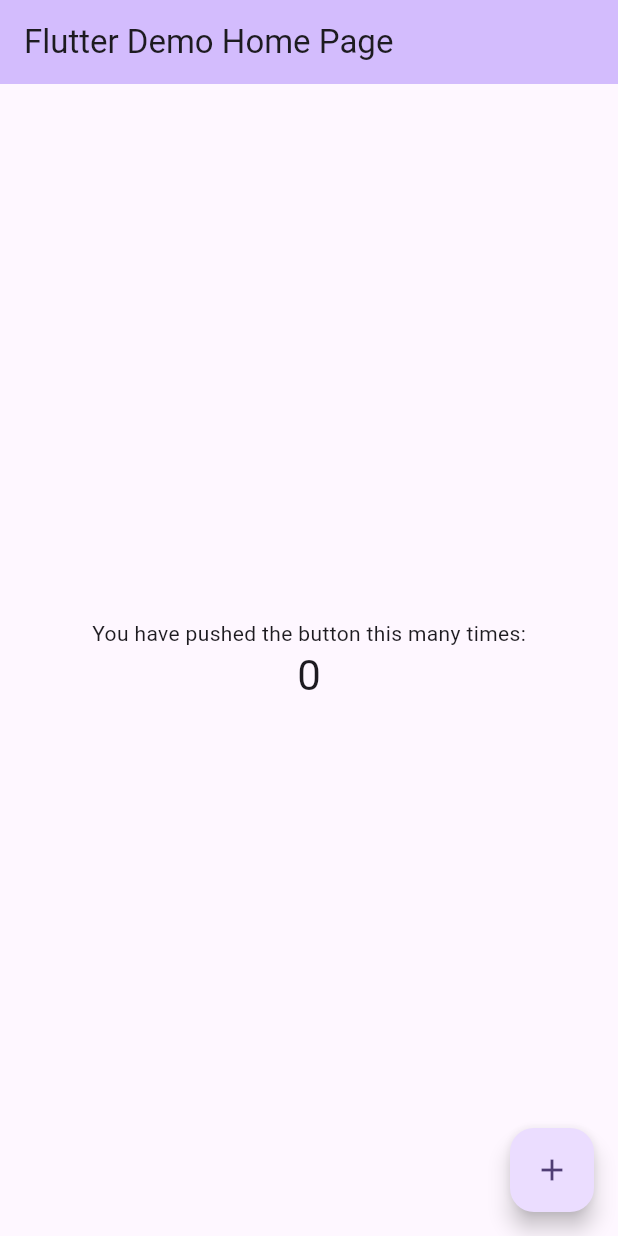
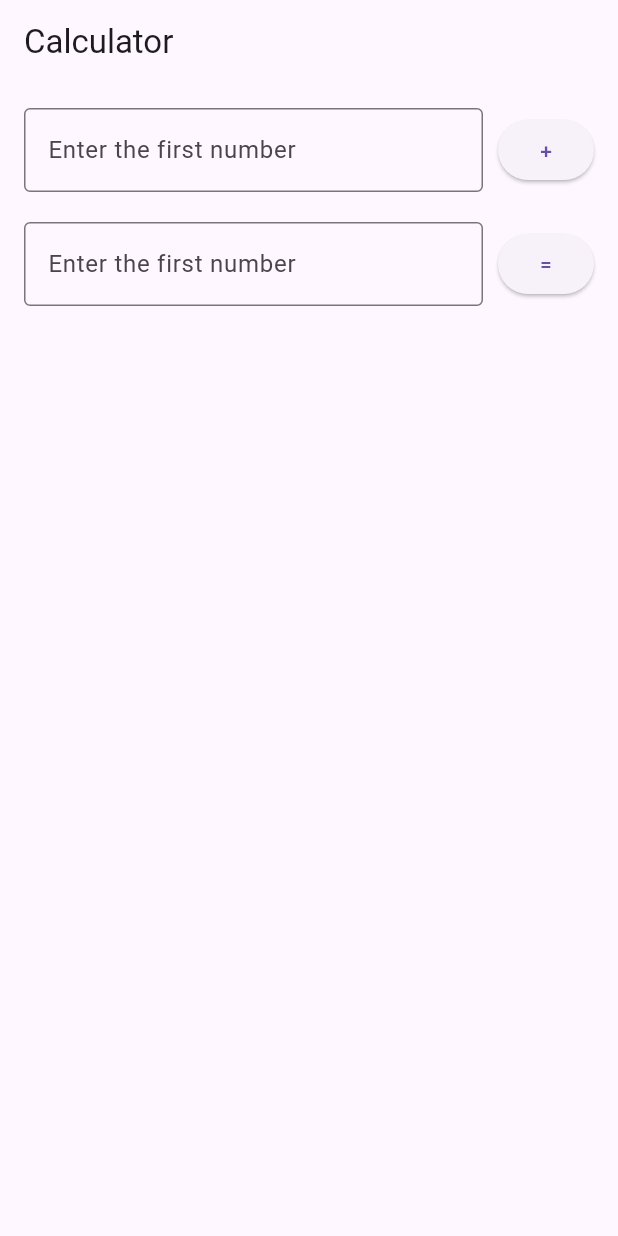
Before and after one commit to KALU56/friday_code_night, a Flutter app: the screen it shows after launch, on a phone screen of 412 x 824 dp. Run offline on Flutter 3.47's test engine with Material 3 defaults, Android fonts, the phone set to English and light mode, and no system bars.

Commit message:
feat:ui layout for calculater that in row

```diff
--- a/calculater/lib/main.dart
+++ b/calculater/lib/main.dart
@@ -1,122 +1,85 @@
 import 'package:flutter/material.dart';
 
 void main() {
-  runApp(const MyApp());
+  runApp(const Calculater());
 }
 
-class MyApp extends StatelessWidget {
-  const MyApp({super.key});
+class Calculater extends StatelessWidget {
+  const Calculater({super.key});
 
-  // This widget is the root of your application.
   @override
   Widget build(BuildContext context) {
-    return MaterialApp(
-      title: 'Flutter Demo',
-      theme: ThemeData(
-        // This is the theme of your application.
-        //
-        // TRY THIS: Try running your application with "flutter run". You'll see
-        // the application has a purple toolbar. Then, without quitting the app,
-        // try changing the seedColor in the colorScheme below to Colors.green
-        // and then invoke "hot reload" (save your changes or press the "hot
-        // reload" button in a Flutter-supported IDE, or press "r" if you used
-        // the command line to start the app).
-        //
-        // Notice that the counter didn't reset back to zero; the application
-        // state is not lost during the reload. To reset the state, use hot
-        // restart instead.
-        //
-        // This works for code too, not just values: Most code changes can be
-        // tested with just a hot reload.
-        colorScheme: ColorScheme.fromSeed(seedColor: Colors.deepPurple),
-      ),
-      home: const MyHomePage(title: 'Flutter Demo Home Page'),
-    );
+    return MaterialApp(title: 'Calculator', home: CalculaterUi());
   }
 }
 
-class MyHomePage extends StatefulWidget {
-  const MyHomePage({super.key, required this.title});
-
-  // This widget is the home page of your application. It is stateful, meaning
-  // that it has a State object (defined below) that contains fields that affect
-  // how it looks.
-
-  // This class is the configuration for the state. It holds the values (in this
-  // case the title) provided by the parent (in this case the App widget) and
-  // used by the build method of the State. Fields in a Widget subclass are
-  // always marked "final".
-
-  final String title;
-
-  @override
-  State<MyHomePage> createState() => _MyHomePageState();
-}
-
-class _MyHomePageState extends State<MyHomePage> {
-  int _counter = 0;
-
-  void _incrementCounter() {
-    setState(() {
-      // This call to setState tells the Flutter framework that something has
-      // changed in this State, which causes it to rerun the build method below
-      // so that the display can reflect the updated values. If we changed
-      // _counter without calling setState(), then the build method would not be
-      // called again, and so nothing would appear to happen.
-      _counter++;
-    });
-  }
+class CalculaterUi extends StatelessWidget {
+  const CalculaterUi({super.key});
 
   @override
   Widget build(BuildContext context) {
-    // This method is rerun every time setState is called, for instance as done
-    // by the _incrementCounter method above.
-    //
-    // The Flutter framework has been optimized to make rerunning build methods
-    // fast, so that you can just rebuild anything that needs updating rather
-    // than having to individually change instances of widgets.
     return Scaffold(
-      appBar: AppBar(
-        // TRY THIS: Try changing the color here to a specific color (to
-        // Colors.amber, perhaps?) and trigger a hot reload to see the AppBar
-        // change color while the other colors stay the same.
-        backgroundColor: Theme.of(context).colorScheme.inversePrimary,
-        // Here we take the value from the MyHomePage object that was created by
-        // the App.build method, and use it to set our appbar title.
-        title: Text(widget.title),
-      ),
-      body: Center(
-        // Center is a layout widget. It takes a single child and positions it
-        // in the middle of the parent.
-        child: Column(
-          // Column is also a layout widget. It takes a list of children and
-          // arranges them vertically. By default, it sizes itself to fit its
-          // children horizontally, and tries to be as tall as its parent.
-          //
-          // Column has various properties to control how it sizes itself and
-          // how it positions its children. Here we use mainAxisAlignment to
-          // center the children vertically; the main axis here is the vertical
-          // axis because Columns are vertical (the cross axis would be
-          // horizontal).
-          //
-          // TRY THIS: Invoke "debug painting" (choose the "Toggle Debug Paint"
-          // action in the IDE, or press "p" in the console), to see the
-          // wireframe for each widget.
-          mainAxisAlignment: MainAxisAlignment.center,
-          children: <Widget>[
-            const Text('You have pushed the button this many times:'),
-            Text(
-              '$_counter',
-              style: Theme.of(context).textTheme.headlineMedium,
+      appBar: AppBar(title: const Text('Calculator'))
+        , body: Padding(
+          padding: const EdgeInsets.all(16.0),
+          child: Column(
+          children:[
+            Row(
+              children:[
+                Expanded(
+            child:
+
+
+               TextField(
+            decoration: InputDecoration(
+              border: OutlineInputBorder(),
+              labelText: 'Enter the first number ',
             ),
-          ],
+               ),
+
+           ),
+           SizedBox(width: 10),
+            ElevatedButton(
+              onPressed: () {},
+              child: const Text('+'),
+            ),
+
+            ],
+
+
+            ),
+            const SizedBox(height: 20),
+
+             Row(
+              children:[
+                Expanded(
+            child:
+
+
+               TextField(
+            decoration: InputDecoration(
+              border: OutlineInputBorder(),
+              labelText: 'Enter the first number ',
+            ),
+               ),
+
+           ),
+           SizedBox(width: 10),
+            ElevatedButton(
+              onPressed: () {},
+              child: const Text('='),
+            ),
+
+            ],
+
+
+            ),
+
+
+        ],
+          ),
         ),
-      ),
-      floatingActionButton: FloatingActionButton(
-        onPressed: _incrementCounter,
-        tooltip: 'Increment',
-        child: const Icon(Icons.add),
-      ), // This trailing comma makes auto-formatting nicer for build methods.
-    );
+        );
+
   }
 }
```
Also changed, not shown: 1 other file.
